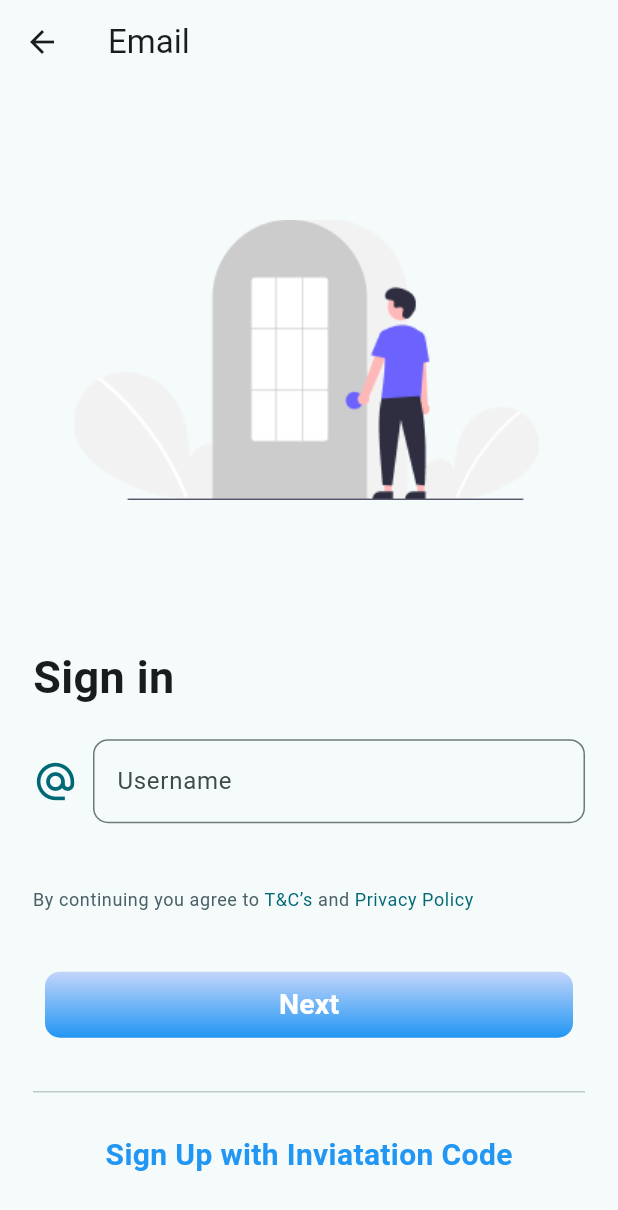
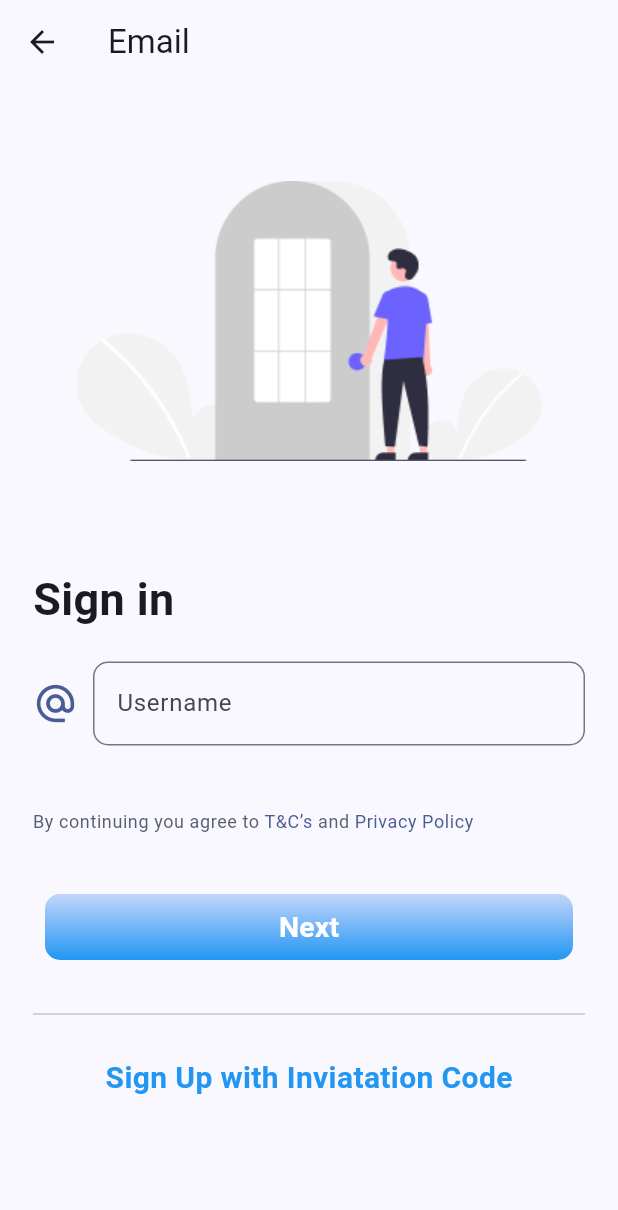
Before and after one commit to shreyas-codes25/eshare, a Flutter app: the screen it shows after launch, after a tap on "Sign In", on a phone screen of 412 x 824 dp. Shown: the top 1210 px of the screen. Run offline on Flutter 3.47's test engine with Material 3 defaults, Android fonts, the phone set to English and light mode, and no system bars; our stand-ins replace fluttertoast, shared_preferences; network calls fail; Roboto replaces fonts that are missing (Poppins).

Commit message:
auth done

```diff
--- a/lib/auth/login/email.dart
+++ b/lib/auth/login/email.dart
@@ -1,4 +1,4 @@
-import 'package:eshare/auth/login/auth_btn.dart';
+import 'package:eshare/widgets/auth_btn.dart';
 import 'package:eshare/auth/services/forwarding.dart';
 import 'package:eshare/widgets/t_and_c.dart';
 import 'package:eshare/widgets/textfield.dart';
@@ -26,12 +26,11 @@ class _EmailState extends State<Email> {
         child: Column(
           crossAxisAlignment: CrossAxisAlignment.start,
           children: [
-            Padding(
-              padding: EdgeInsets.symmetric(
-                  horizontal: MediaQuery.of(context).size.width * 0.1,
-                  vertical: MediaQuery.of(context).size.height * 0.1),
-              child: Image.asset("assets/images/login.png"),
-            ),
+            Center(
+                child: Image.asset(
+              "assets/images/login.png",
+              height: 300,
+            )),
             Padding(
               padding: const EdgeInsets.all(14.0),
               child: Column(
--- a/lib/main.dart
+++ b/lib/main.dart
@@ -14,7 +14,7 @@ class MyApp extends StatelessWidget {
       title: 'Flutter Demo',
       theme: ThemeData(
         colorScheme: ColorScheme.fromSeed(
-            seedColor: const Color.fromARGB(255, 255, 255, 255)),
+            seedColor: const Color.fromARGB(255, 0, 102, 255)),
         useMaterial3: true,
       ),
       home: const StartPage(),
--- a/lib/screens/startpage/start_page.dart
+++ b/lib/screens/startpage/start_page.dart
@@ -1,4 +1,5 @@
 import 'package:eshare/auth/login/email.dart';
+import 'package:eshare/widgets/auth_btn.dart';
 import 'package:flutter/material.dart';
 
 class StartPage extends StatelessWidget {
@@ -13,7 +14,7 @@ class StartPage extends StatelessWidget {
           mainAxisAlignment: MainAxisAlignment.center,
           crossAxisAlignment: CrossAxisAlignment.center,
           children: [
-            Image.asset("assets/images/login.png", height: 250),
+            Image.asset("assets/images/memory.png", height: 300),
             const SizedBox(height: 20),
             const Text(
               "Welcome to e-Share",
@@ -30,22 +31,8 @@ class StartPage extends StatelessWidget {
             ),
             const SizedBox(height: 30),
             SizedBox(
-              width: double.infinity,
-              child: ElevatedButton(
-                style: ElevatedButton.styleFrom(
-                  padding: const EdgeInsets.symmetric(vertical: 14),
-                  backgroundColor: Colors.blue,
-                  shape: RoundedRectangleBorder(
-                    borderRadius: BorderRadius.circular(10),
-                  ),
-                ),
-                onPressed: () {},
-                child: const Text(
-                  "Getting Started",
-                  style: TextStyle(fontSize: 16, color: Colors.white),
-                ),
-              ),
-            ),
+                width: double.infinity,
+                child: authButton("Getting Started", () {}, context)),
             const SizedBox(height: 15),
             Row(
               mainAxisAlignment: MainAxisAlignment.center,
--- a/pubspec.yaml
+++ b/pubspec.yaml
@@ -62,6 +62,8 @@ flutter:
 
   # To add assets to your application, add an assets section, like this:
   assets:
+    - assets/images/memory.png
+    - assets/images/password.png
     - assets/images/login.png
 
 
```
Also changed, not shown: lib/auth/login/password.dart (+6 -6 lines), lib/auth/services/authenticate.dart (+7 -5 lines), assets/images/memory.png (added), assets/images/password.png (added), lib/widgets/auth_btn.dart (renamed from lib/auth/login/auth_btn.dart), 1 other file.
